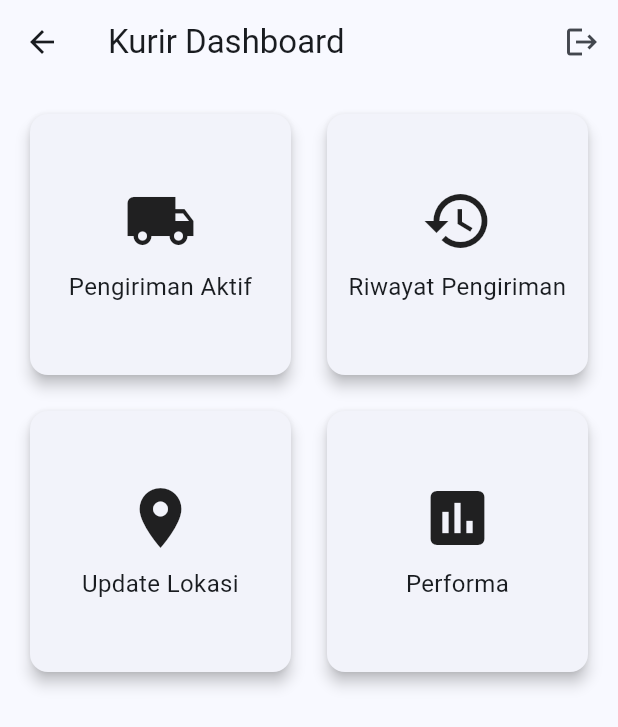
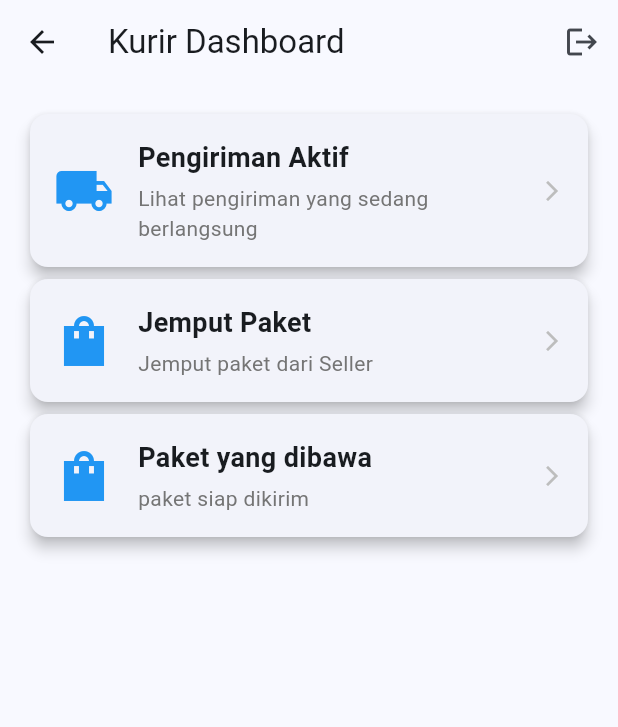
Before and after one commit to andhikafajarprayoga/ecommerce_kumbly, a Flutter app: the CourierHomeScreen screen opened by its route, on a phone screen of 412 x 824 dp. Shown: the top 727 px of the screen. Run offline on Flutter 3.47's test engine with Material 3 defaults, Android fonts, the phone set to English and light mode, and no system bars; our stand-ins replace carousel_slider, flutter_map, geocoding, geolocator, get, google_fonts and 6 more; accounts and stored records are empty.

Commit message:
Refactor courier home screen with improved navigation and UI
- Replace GridView with ListView for menu items
- Add detailed subtitles and icons to menu list items
- Implement direct navigation to specific courier screens
- Enhance visual design with card elevation and consistent styling
- Add more descriptive menu item labels and interactions

```diff
--- a/lib/pages/courier/home_screen.dart
+++ b/lib/pages/courier/home_screen.dart
@@ -1,6 +1,9 @@
 import 'package:flutter/material.dart';
 import 'package:get/get.dart';
 import '../../controllers/auth_controller.dart';
+import 'active_deliveries_screen.dart';
+import 'pickup_orders_screen.dart';
+import 'my_packages_screen.dart';
 
 class CourierHomeScreen extends StatelessWidget {
   final AuthController authController = Get.find<AuthController>();
@@ -22,59 +25,90 @@ class CourierHomeScreen extends StatelessWidget {
           ),
         ],
       ),
-      body: GridView.count(
+      body: Padding(
         padding: const EdgeInsets.all(16),
-        crossAxisCount: 2,
-        crossAxisSpacing: 16,
-        mainAxisSpacing: 16,
-        children: [
-          _buildMenuCard(
-            icon: Icons.local_shipping,
-            title: 'Pengiriman Aktif',
-            onTap: () => Get.toNamed('/courier/active-deliveries'),
-          ),
-          _buildMenuCard(
-            icon: Icons.history,
-            title: 'Riwayat Pengiriman',
-            onTap: () => Get.toNamed('/courier/delivery-history'),
-          ),
-          _buildMenuCard(
-            icon: Icons.location_on,
-            title: 'Update Lokasi',
-            onTap: () => Get.toNamed('/courier/update-location'),
-          ),
-          _buildMenuCard(
-            icon: Icons.assessment,
-            title: 'Performa',
-            onTap: () => Get.toNamed('/courier/performance'),
-          ),
-        ],
-      ),
-    );
-  }
-
-  Widget _buildMenuCard({
-    required IconData icon,
-    required String title,
-    required VoidCallback onTap,
-  }) {
-    return Card(
-      elevation: 4,
-      child: InkWell(
-        onTap: onTap,
         child: Column(
-          mainAxisAlignment: MainAxisAlignment.center,
+          crossAxisAlignment: CrossAxisAlignment.stretch,
           children: [
-            Icon(icon, size: 48),
-            const SizedBox(height: 8),
-            Text(
-              title,
-              textAlign: TextAlign.center,
-              style: const TextStyle(fontSize: 16),
+            _buildMenuListItem(
+              icon: Icons.local_shipping,
+              title: 'Pengiriman Aktif',
+              subtitle: 'Lihat pengiriman yang sedang berlangsung',
+              color: Colors.blue,
+              onTap: () => Get.to(() => ActiveDeliveriesScreen()),
+            ),
+            _buildMenuListItem(
+              icon: Icons.shopping_bag_sharp,
+              title: 'Jemput Paket',
+              subtitle: 'Jemput paket dari Seller',
+              color: Colors.blue,
+              onTap: () => Get.to(() => PickupOrdersScreen()),
+            ),
+            _buildMenuListItem(
+              icon: Icons.shopping_bag_sharp,
+              title: 'Paket yang dibawa',
+              subtitle: 'paket siap dikirim',
+              color: Colors.blue,
+              onTap: () => Get.to(() => const MyPackagesScreen()),
             ),
           ],
         ),
       ),
     );
   }
+
+  Widget _buildMenuListItem({
+    required IconData icon,
+    required String title,
+    required String subtitle,
+    required Color color,
+    required VoidCallback onTap,
+  }) {
+    return Card(
+      elevation: 4,
+      shape: RoundedRectangleBorder(
+        borderRadius: BorderRadius.circular(12),
+      ),
+      child: InkWell(
+        onTap: onTap,
+        borderRadius: BorderRadius.circular(12),
+        child: Padding(
+          padding: const EdgeInsets.all(16),
+          child: Row(
+            children: [
+              Icon(icon, size: 40, color: color),
+              const SizedBox(width: 16),
+              Expanded(
+                child: Column(
+                  crossAxisAlignment: CrossAxisAlignment.start,
+                  children: [
+                    Text(
+                      title,
+                      style: const TextStyle(
+                        fontSize: 18,
+                        fontWeight: FontWeight.bold,
+                      ),
+                    ),
+                    const SizedBox(height: 4),
+                    Text(
+                      subtitle,
+                      style: TextStyle(
+                        fontSize: 14,
+                        color: Colors.grey[600],
+                      ),
+                    ),
+                  ],
+                ),
+              ),
+              Icon(
+                Icons.arrow_forward_ios,
+                size: 16,
+                color: Colors.grey[400],
+              ),
+            ],
+          ),
+        ),
+      ),
+    );
+  }
 }
```
Also changed, not shown: lib/controllers/account_deletion_controller.dart (+18 -9 lines), lib/controllers/active_delivery_controller.dart (added, +130 -0 lines), lib/models/active_delivery.dart (added, +51 -0 lines), lib/pages/courier/active_deliveries_screen.dart (added, +96 -0 lines), lib/pages/courier/my_packages_screen.dart (added, +184 -0 lines), lib/pages/courier/pickup_orders_screen.dart (added, +67 -0 lines).
